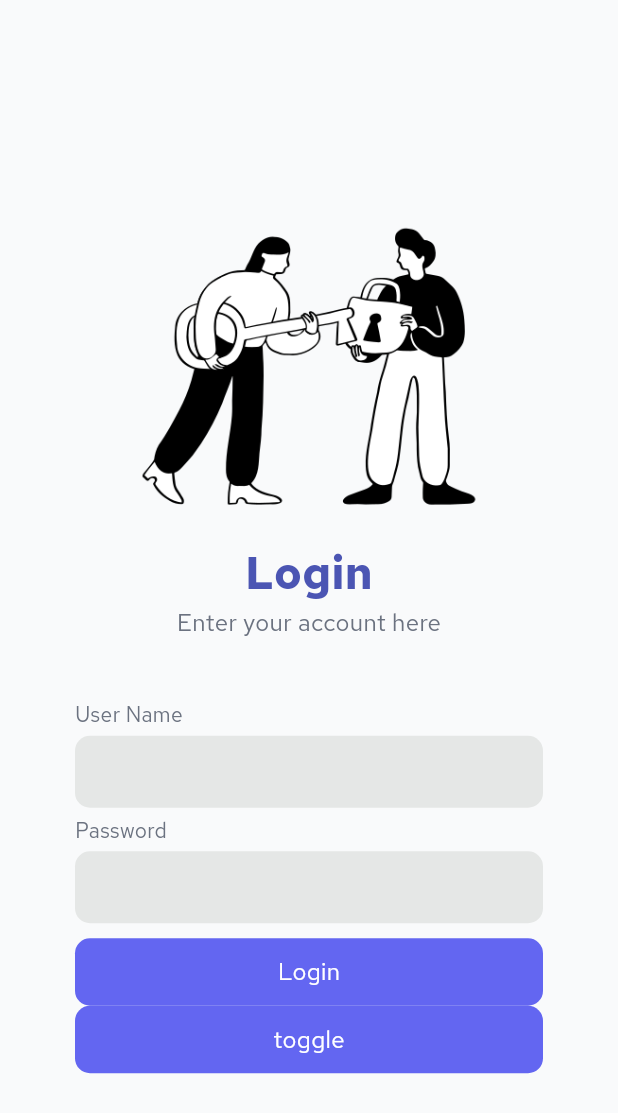
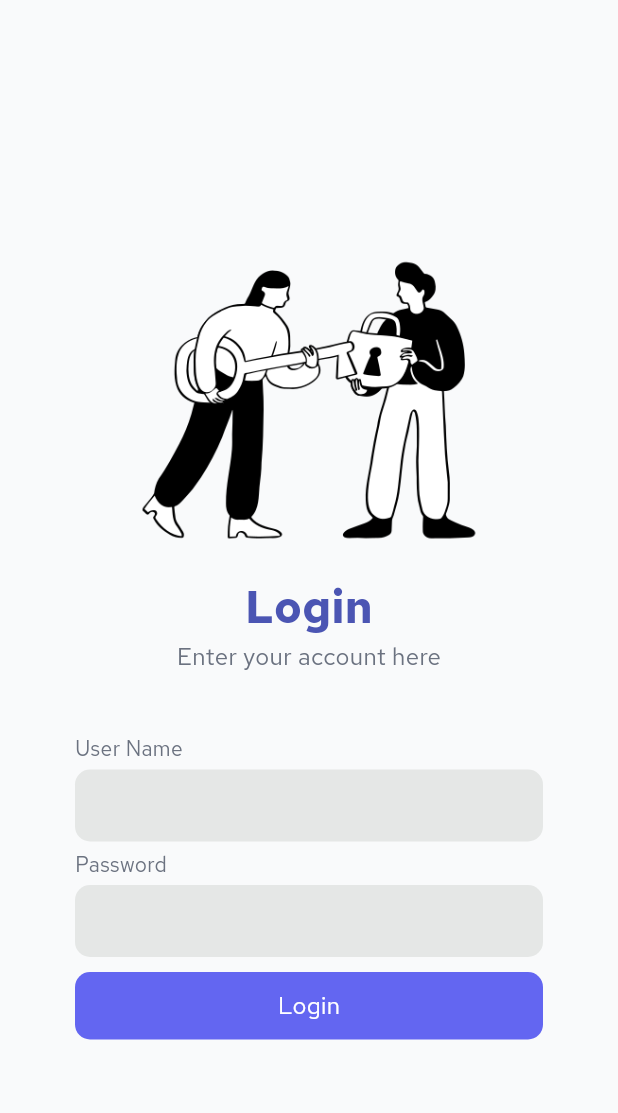
Before and after one commit to barakatabdullah/Masar-app, a Flutter app: the LoginPage screen opened directly, on a phone screen of 412 x 824 dp. Shown: the top 1113 px of the screen. Run offline on Flutter 3.47's test engine with Material 3 defaults, Android fonts, the phone set to English and light mode, and no system bars; our stand-ins replace bloc, equatable, flutter_bloc, google_fonts, shared_preferences, sqflite; accounts and stored records are empty.

Commit message:
remove toggle button

```diff
--- a/lib/pages/login_page.dart
+++ b/lib/pages/login_page.dart
@@ -81,19 +81,7 @@ class _LoginPageState extends State<LoginPage> {
                       ),
                     ),
                   ),
-                  InkWell(
-                    onTap: () {
-                      BlocProvider.of<ThemeCubit>(context)
-                          .toggleMode();
-                    },
-                    child: AppButton(
-                      width: double.maxFinite,
-                      child: AppText(
-                        text: "toggle",
-                        color: Colors.white,
-                      ),
-                    ),
-                  )
+
                 ],
               )),
         ),
```
